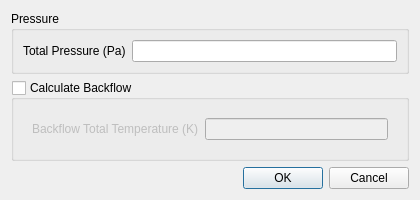
Qt form baramFlow/view/setup/boundary_conditions/pressure_outlet_dialog.ui (nextfoam/baram) before a commit.
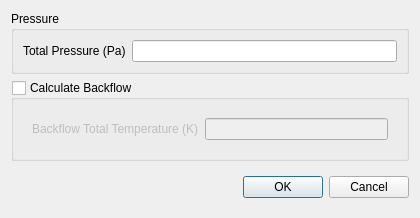
The same form after that commit.

Diff of the .ui file:
```diff
--- a/baramFlow/view/setup/boundary_conditions/pressure_outlet_dialog.ui
+++ b/baramFlow/view/setup/boundary_conditions/pressure_outlet_dialog.ui
@@ -7,7 +7,7 @@
     <x>0</x>
     <y>0</y>
     <width>420</width>
-    <height>188</height>
+    <height>206</height>
    </rect>
   </property>
   <property name="minimumSize">
@@ -89,13 +89,39 @@
     </widget>
    </item>
    <item>
-    <widget class="QDialogButtonBox" name="buttonBox">
-     <property name="orientation">
-      <enum>Qt::Horizontal</enum>
-     </property>
-     <property name="standardButtons">
-      <set>QDialogButtonBox::Cancel|QDialogButtonBox::Ok</set>
-     </property>
+    <widget class="QWidget" name="widget_4" native="true">
+     <layout class="QHBoxLayout" name="horizontalLayout_3">
+      <property name="rightMargin">
+       <number>0</number>
+      </property>
+      <item>
+       <spacer name="horizontalSpacer_2">
+        <property name="orientation">
+         <enum>Qt::Horizontal</enum>
+        </property>
+        <property name="sizeHint" stdset="0">
+         <size>
+          <width>208</width>
+          <height>20</height>
+         </size>
+        </property>
+       </spacer>
+      </item>
+      <item>
+       <widget class="QPushButton" name="ok">
+        <property name="text">
+         <string>OK</string>
+        </property>
+       </widget>
+      </item>
+      <item>
+       <widget class="QPushButton" name="cancel">
+        <property name="text">
+         <string>Cancel</string>
+        </property>
+       </widget>
+      </item>
+     </layout>
     </widget>
    </item>
   </layout>
```
Left out of the diff: 28 changed lines with no effect on the pictures.
